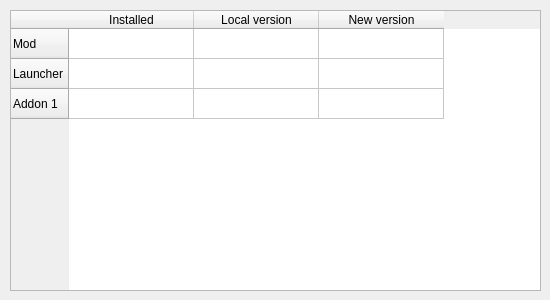
First picture: the form in checker/updatemanager.ui, repository dbkblk/rand_launcher, before the edit.
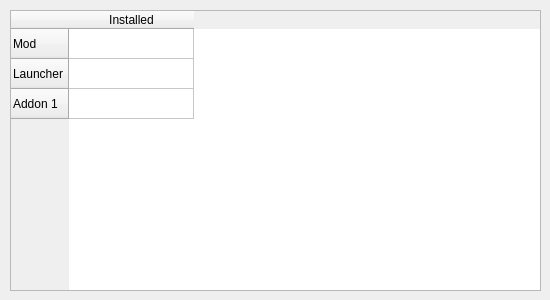
Second picture: the form after the edit.

The edit to the form file:
```diff
--- a/checker/updatemanager.ui
+++ b/checker/updatemanager.ui
@@ -45,17 +45,7 @@
    </row>
    <column>
     <property name="text">
-     <string>Installed</string>
-    </property>
-   </column>
-   <column>
-    <property name="text">
-     <string>Local version</string>
-    </property>
-   </column>
-   <column>
-    <property name="text">
-     <string>New version</string>
+     <string notr="true">Installed</string>
     </property>
    </column>
    <item row="0" column="0">
```
Left out of the diff: 8 changed lines with no effect on the pictures.
